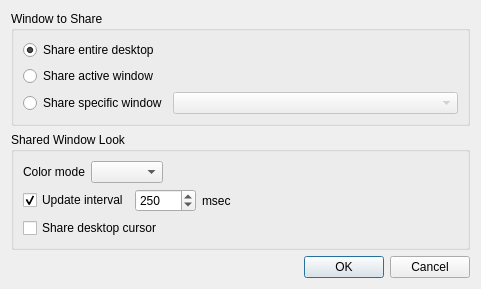
First picture: the form in Client/qtTeamTalk/desktopshare.ui, repository BearWare/TeamTalk5, before the edit.
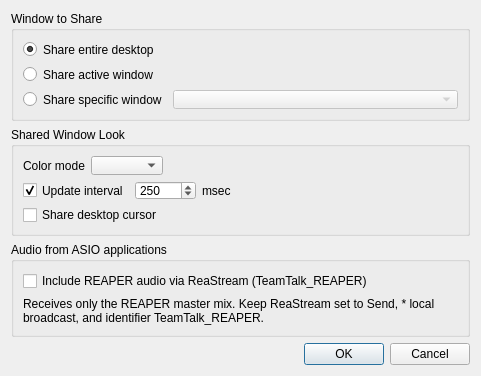
Second picture: the form after the edit.

Commit message:
Propose targeted whisper and Windows screen share audio
Add Qt whisper controls and SDK routing, Windows process-loopback and explicit ReaStream screen audio, quality presets, and a maintainer review guide with validation limits.

Patch:
```diff
--- a/Client/qtTeamTalk/desktopshare.ui
+++ b/Client/qtTeamTalk/desktopshare.ui
@@ -165,6 +165,30 @@
       </item>
      </layout>
     </widget>
+  </item>
+   <item>
+    <widget class="QGroupBox" name="asioGroupBox">
+     <property name="title">
+      <string>Audio from ASIO applications</string>
+     </property>
+     <layout class="QVBoxLayout" name="asioLayout">
+       <item>
+        <widget class="QCheckBox" name="reaStreamCheckBox">
+         <property name="text">
+          <string>Include REAPER audio via ReaStream (TeamTalk_REAPER)</string>
+         </property>
+        </widget>
+       </item>
+       <item>
+        <widget class="QLabel" name="reaStreamHelpLabel">
+         <property name="wordWrap"><bool>true</bool></property>
+         <property name="text">
+          <string>Receives only the REAPER master mix. Keep ReaStream set to Send, * local broadcast, and identifier TeamTalk_REAPER.</string>
+         </property>
+        </widget>
+       </item>
+     </layout>
+    </widget>
    </item>
    <item>
     <spacer name="verticalSpacer">
```
The commit also changes 38 other files.
